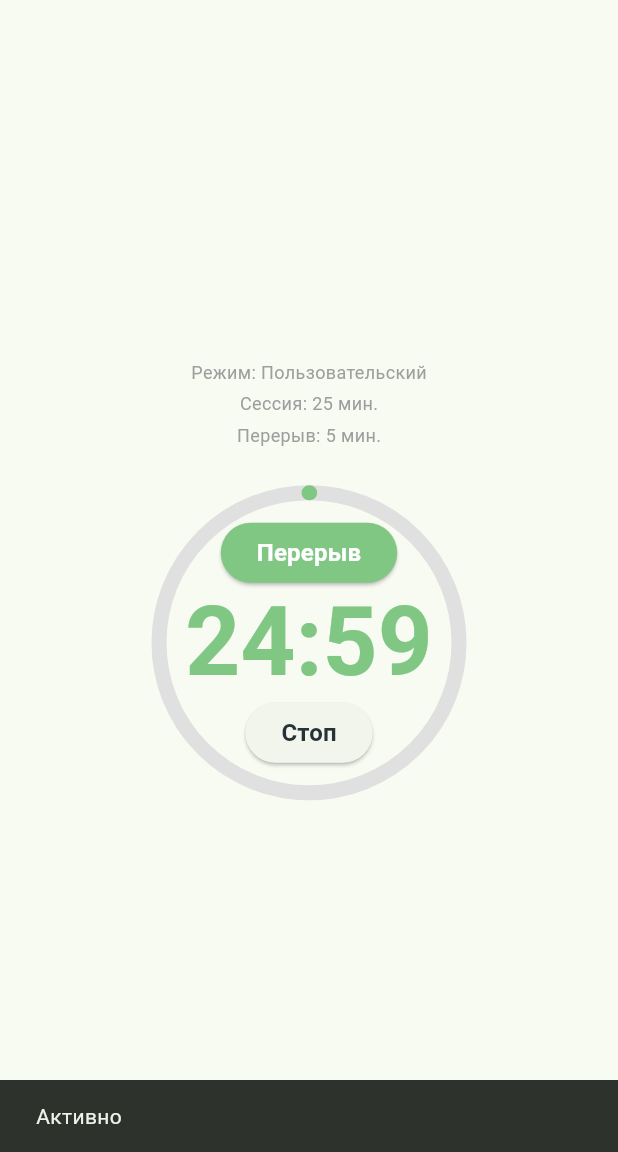
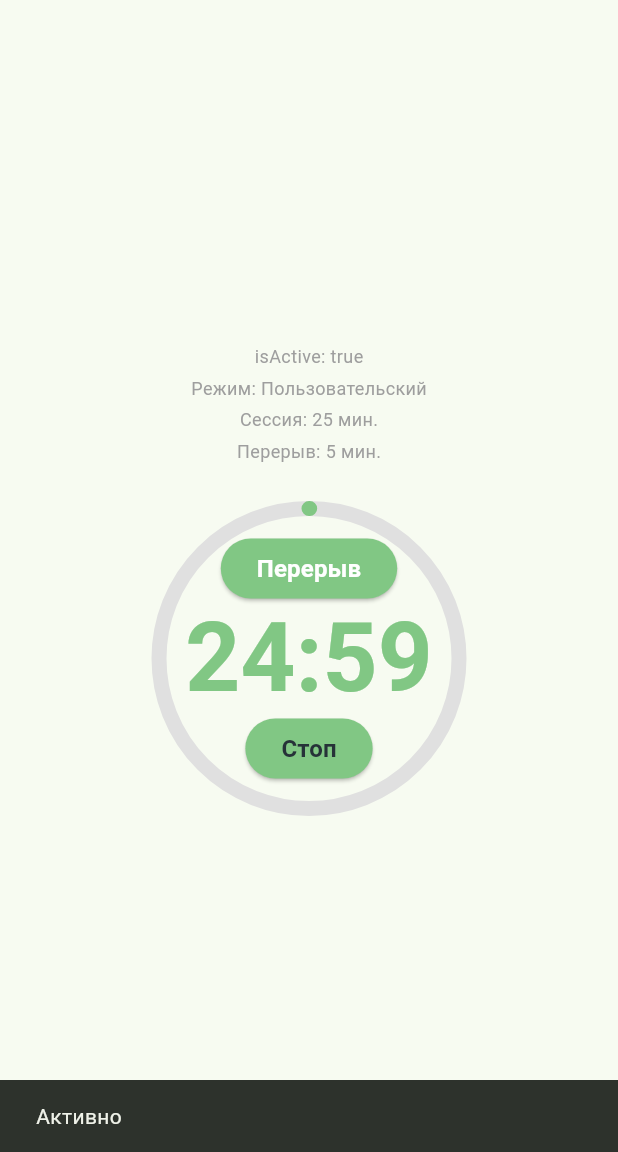
Before and after one commit to 6y6jlb/pomodoro_flutter, a Flutter app: the screen it shows after launch, after a tap on "Запуск", on a phone screen of 412 x 824 dp, the part 84-1236 px from its top. Run offline on Flutter 3.47's test engine with Material 3 defaults, Android fonts, the phone set to English and light mode, and no system bars; our stand-ins replace hive, hive_flutter; missing offline and left inert: time_range_picker; accounts and stored records are empty; statements that could not run were skipped.

Commit message:
schedule correction

```diff
--- a/lib/main.dart
+++ b/lib/main.dart
@@ -20,7 +20,6 @@ void main() async {
   Hive.registerAdapter(PomodoroSettingsAdapter());
 
   await Hive.openBox('settings');
-
 
   final settingsProvider = SettingsProvider();
 
--- a/lib/models/pomodoro_settings.dart
+++ b/lib/models/pomodoro_settings.dart
@@ -18,7 +18,6 @@ class PomodoroSettings {
 
   @HiveField(3)
   final int userBreakDurationInSeconds;
-
 
   PomodoroSettings({
     this.mode = PomodoroMode.standard,
--- a/lib/models/schedule.dart
+++ b/lib/models/schedule.dart
@@ -41,8 +41,9 @@ class Schedule {
   }
 
   bool isActiveDay(DateTime date) {
-    final dayOfWeek = DateFormat('EEE').format(date).toLowerCase();
-    if (!activeDaysOfWeek.contains(dayOfWeek)) {
+    print(activeDaysOfWeek);
+    print(date.weekday);
+    if (!activeDaysOfWeek.contains(date.weekday)) {
       return false;
     }
 
--- a/lib/providers/processing_provider.dart
+++ b/lib/providers/processing_provider.dart
@@ -6,9 +6,15 @@ import 'package:pomodoro_flutter/utils/enums/processing_state.dart';
 
 class ProcessingProvider with ChangeNotifier {
   Processing _processing = Processing(state: ProcessingState.inactivity);
-  late PomodoroSettings settings;
+  PomodoroSettings? settings;
 
-  ProcessingProvider(settings) {
+  ProcessingProvider([PomodoroSettings? settings]) {
+    if (settings != null) {
+      updateSettings(settings);
+    } else {
+     _processing = Processing(state: ProcessingState.inactivity);
+    }
+
     _processing = Processing(
       settings: settings,
       state: ProcessingState.inactivity,
@@ -41,8 +47,12 @@ class ProcessingProvider with ChangeNotifier {
     notifyListeners();
   }
 
-  void updateSettings(PomodoroSettings settings) {
-    _processing = _processing.copyWithNewSettings(settings);
+  void updateSettings(PomodoroSettings newSettings) {
+    settings = newSettings;
+    _processing = Processing(
+      settings: settings!,
+      state: ProcessingState.inactivity,
+    );
     notifyListeners();
   }
 
--- a/lib/screens/home_screen.dart
+++ b/lib/screens/home_screen.dart
@@ -18,9 +18,7 @@ class _HomeScreenState extends State<HomeScreen> {
   @override
   Widget build(BuildContext context) {
     final settingsProvider = Provider.of<SettingsProvider>(context);
-    final processingProvider = Provider.of<ProcessingProvider>(context);
     final settings = settingsProvider.settings;
-    final processing = processingProvider.processing;
 
     return Scaffold(
       appBar: AppBar(
@@ -47,7 +45,12 @@ class _HomeScreenState extends State<HomeScreen> {
               crossAxisAlignment: CrossAxisAlignment.center,
               mainAxisAlignment: MainAxisAlignment.center,
               children: [
-                 Text(
+                Text(
+                  'isActive: ${settings.isActive}',
+                  style: AppTextStyles.caption,
+                ),
+                const SizedBox(height: 4),
+                Text(
                   'Режим: ${settings.mode.label()}',
                   style: AppTextStyles.caption,
                 ),
--- a/lib/utils/settings_constant.dart
+++ b/lib/utils/settings_constant.dart
@@ -14,5 +14,5 @@ class SettingsConstant {
   static const TimeOfDay defaultStartTime = TimeOfDay(hour: 9, minute: 0);
   static const TimeOfDay defaultEndTime = TimeOfDay(hour: 17, minute: 0);
 
-  static const List<int> defaultActiveDayIndexes = [0, 1, 2, 3, 4];
+  static const List<int> defaultActiveDayIndexes = [DateTime.monday, DateTime.tuesday, DateTime.wednesday, DateTime.thursday, DateTime.friday];
 }
--- a/lib/widgets/timer_widget.dart
+++ b/lib/widgets/timer_widget.dart
@@ -12,23 +12,30 @@ class TimerWidget extends StatelessWidget {
   Widget build(BuildContext context) {
     final processingProvider = Provider.of<ProcessingProvider>(context);
     final processing = processingProvider.processing;
+    final settings = processingProvider.settings;
+
+    ButtonStyle commonButtonStyles = ElevatedButton.styleFrom(
+      backgroundColor: processing.state.colorLevel(),
+    );
 
     Widget buildBottomActionWidget() {
       return ElevatedButton(
+        style: commonButtonStyles,
         onPressed:
             processing.state.hasTimer()
                 ? processingProvider.makeInactive
                 : null,
         child: Text(
           'Стоп',
-          style: AppTextStyles.action.copyWith(color: Colors.blueGrey[900]),
+          style: AppTextStyles.action.copyWith(
+            color:
+                processing.state.hasTimer()
+                    ? Colors.blueGrey[900]
+                    : Colors.white,
+          ),
         ),
       );
     }
-
-    ButtonStyle commonButtonStyles = ElevatedButton.styleFrom(
-      backgroundColor: processing.state.colorLevel(),
-    );
 
     Widget buildUpperActionWidget() {
       TextStyle commonTextStyles = AppTextStyles.action.copyWith(
@@ -43,7 +50,7 @@ class TimerWidget extends StatelessWidget {
       } else if (processing.state.isInactive()) {
         return ElevatedButton(
           style: commonButtonStyles,
-          onPressed: processingProvider.makeActive,
+          onPressed: settings!.isActive ? processingProvider.makeActive : null,
           child: Text('Запуск', style: commonTextStyles),
         );
       } else {
```
Also changed, not shown: lib/utils/week_helper.dart (added, +12 -0 lines), lib/widgets/schedule_settings_widget.dart (+8 -9 lines).
